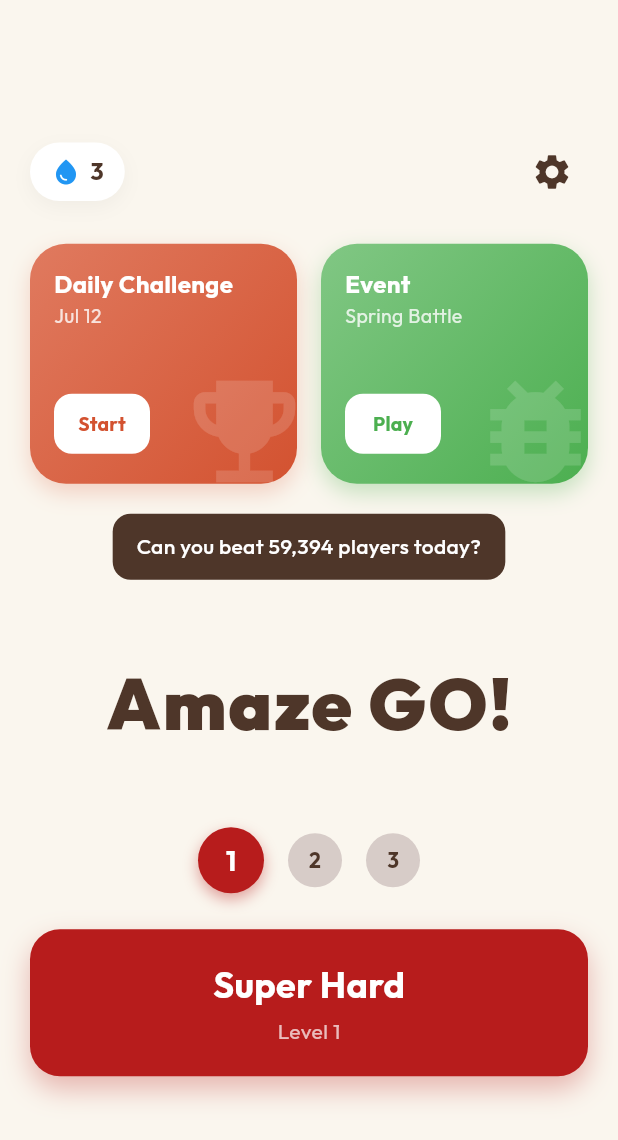
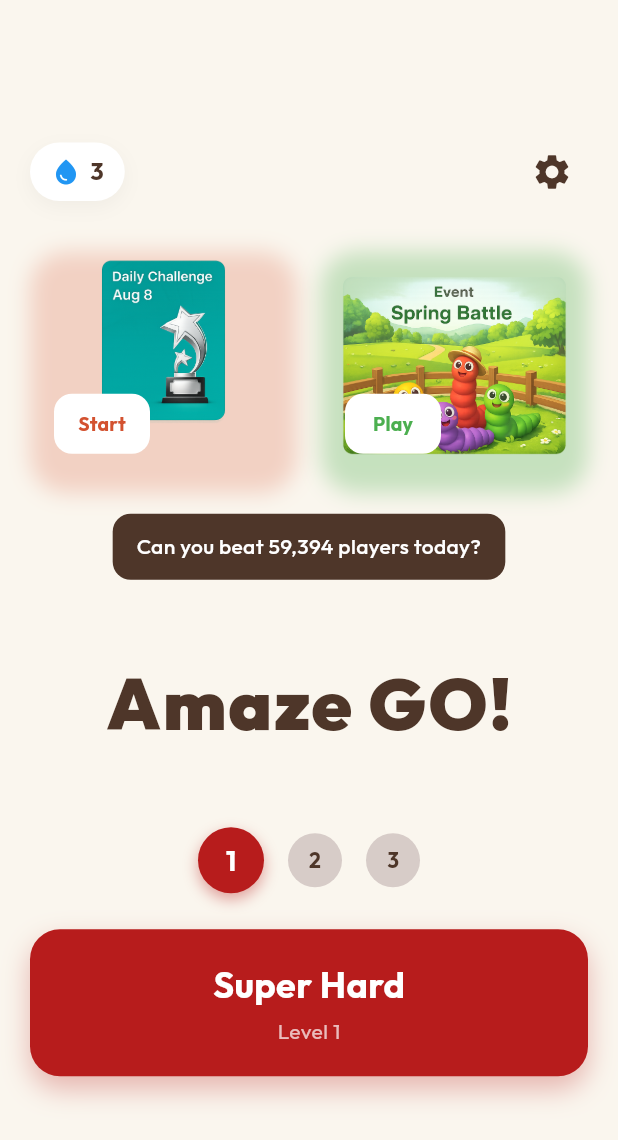
Before and after one commit to ruhi-akhi/Box-Puzzle-3D, a Flutter app: the screen it shows after launch, on a phone screen of 412 x 824 dp. Shown: the top 1140 px of the screen. Run offline on Flutter 3.47's test engine with Material 3 defaults, Android fonts, the phone set to English and light mode, and no system bars; our stand-ins replace audioplayers, google_fonts.

Commit message:
puzzel game them imgs added

```diff
--- a/lib/screens/home_screen.dart
+++ b/lib/screens/home_screen.dart
@@ -75,12 +75,8 @@ class HomeScreen extends StatelessWidget {
                         Expanded(
                           child: Container(
                             height: 160,
+                            clipBehavior: Clip.antiAlias,
                             decoration: BoxDecoration(
-                              gradient: const LinearGradient(
-                                colors: [Color(0xFFE07A5F), Color(0xFFD35230)],
-                                begin: Alignment.topLeft,
-                                end: Alignment.bottomRight,
-                              ),
                               borderRadius: BorderRadius.circular(24),
                               boxShadow: [
                                 BoxShadow(
@@ -92,13 +88,10 @@ class HomeScreen extends StatelessWidget {
                             ),
                             child: Stack(
                               children: [
-                                Positioned(
-                                  right: -10,
-                                  bottom: -10,
-                                  child: Icon(
-                                    Icons.emoji_events,
-                                    size: 90,
-                                    color: Colors.white.withOpacity(0.15),
+                                Positioned.fill(
+                                  child: Image.asset(
+                                    'assets/image/dailychallenge.png',
+                                    fit: BoxFit.cover,
                                   ),
                                 ),
                                 Padding(
@@ -106,21 +99,6 @@ class HomeScreen extends StatelessWidget {
                                   child: Column(
                                     crossAxisAlignment: CrossAxisAlignment.start,
                                     children: [
-                                      Text(
-                                        'Daily Challenge',
-                                        style: GoogleFonts.outfit(
-                                          fontSize: 16,
-                                          fontWeight: FontWeight.bold,
-                                          color: Colors.white,
-                                        ),
-                                      ),
-                                      Text(
-                                        'Jul 12',
-                                        style: GoogleFonts.outfit(
-                                          fontSize: 13,
-                                          color: Colors.white.withOpacity(0.8),
-                                        ),
-                                      ),
                                       const Spacer(),
                                       ElevatedButton(
                                         onPressed: () {
@@ -157,12 +135,8 @@ class HomeScreen extends StatelessWidget {
                         Expanded(
                           child: Container(
                             height: 160,
+                            clipBehavior: Clip.antiAlias,
                             decoration: BoxDecoration(
-                              gradient: const LinearGradient(
-                                colors: [Color(0xFF81C784), Color(0xFF4CAF50)],
-                                begin: Alignment.topLeft,
-                                end: Alignment.bottomRight,
-                              ),
                               borderRadius: BorderRadius.circular(24),
                               boxShadow: [
                                 BoxShadow(
@@ -174,13 +148,10 @@ class HomeScreen extends StatelessWidget {
                             ),
                             child: Stack(
                               children: [
-                                Positioned(
-                                  right: -10,
-                                  bottom: -10,
-                                  child: Icon(
-                                    Icons.bug_report,
-                                    size: 90,
-                                    color: Colors.white.withOpacity(0.15),
+                                Positioned.fill(
+                                  child: Image.asset(
+                                    'assets/image/eventspringbattle.png',
+                                    fit: BoxFit.cover,
                                   ),
                                 ),
                                 Padding(
@@ -188,21 +159,6 @@ class HomeScreen extends StatelessWidget {
                                   child: Column(
                                     crossAxisAlignment: CrossAxisAlignment.start,
                                     children: [
-                                      Text(
-                                        'Event',
-                                        style: GoogleFonts.outfit(
-                                          fontSize: 16,
-                                          fontWeight: FontWeight.bold,
-                                          color: Colors.white,
-                                        ),
-                                      ),
-                                      Text(
-                                        'Spring Battle',
-                                        style: GoogleFonts.outfit(
-                                          fontSize: 13,
-                                          color: Colors.white.withOpacity(0.8),
-                                        ),
-                                      ),
                                       const Spacer(),
                                       ElevatedButton(
                                         onPressed: () {
--- a/pubspec.yaml
+++ b/pubspec.yaml
@@ -63,6 +63,7 @@ flutter:
   assets:
     - assets/music/
     - assets/sounds/
+    - assets/image/
 
   # An image asset can refer to one or more resolution-specific "variants", see
   # https://flutter.dev/to/resolution-aware-images
```
Also changed, not shown: assets/image/dailychallenge.png (added), assets/image/eventspringbattle.png (added), 2 other files.
